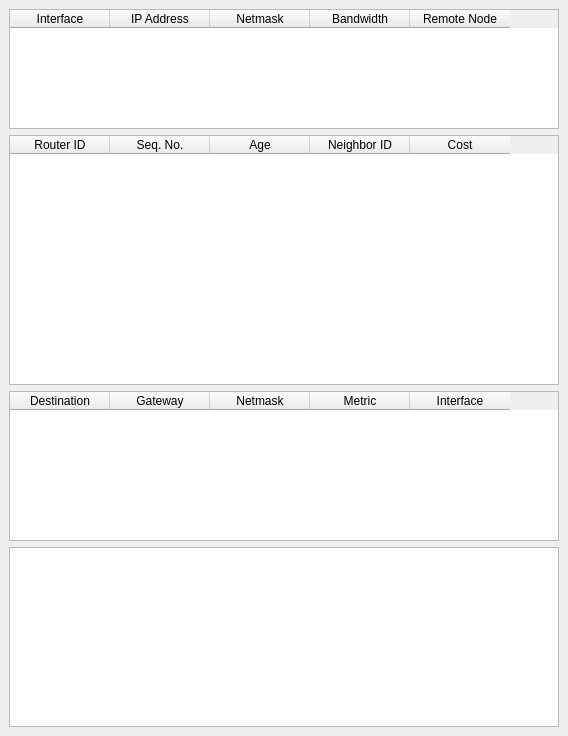
Qt form simulator.ui (baudm/ospf-sim) before a commit.
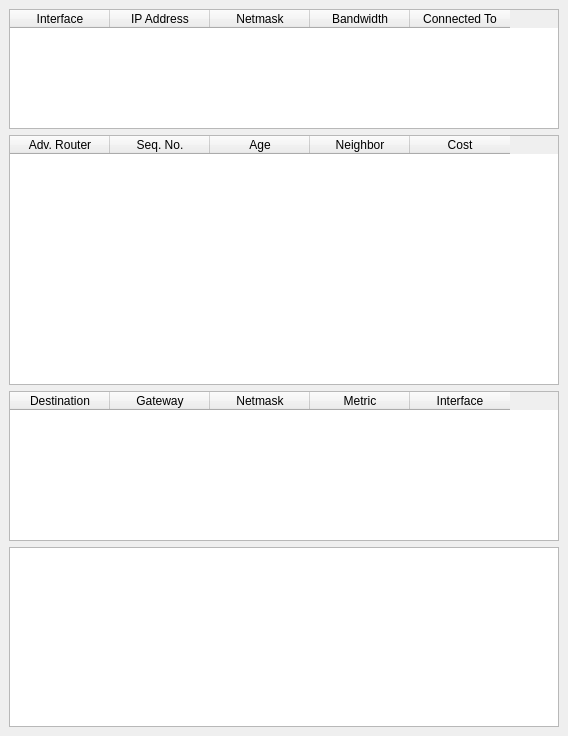
The same form after that commit.

Commit message: * Show bandwidth units * Changed some column headers * Only show 2 decimal places for the Cost

Diff of the .ui file:
```diff
--- a/simulator.ui
+++ b/simulator.ui
@@ -56,7 +56,7 @@
       </column>
       <column>
        <property name="text" >
-        <string>Remote Node</string>
+        <string>Connected To</string>
        </property>
       </column>
      </widget>
@@ -83,7 +83,7 @@
       </property>
       <column>
        <property name="text" >
-        <string>Router ID</string>
+        <string>Adv. Router</string>
        </property>
       </column>
       <column>
@@ -98,7 +98,7 @@
       </column>
       <column>
        <property name="text" >
-        <string>Neighbor ID</string>
+        <string>Neighbor</string>
        </property>
       </column>
       <column>
```
The commit also changes 1 other file.
